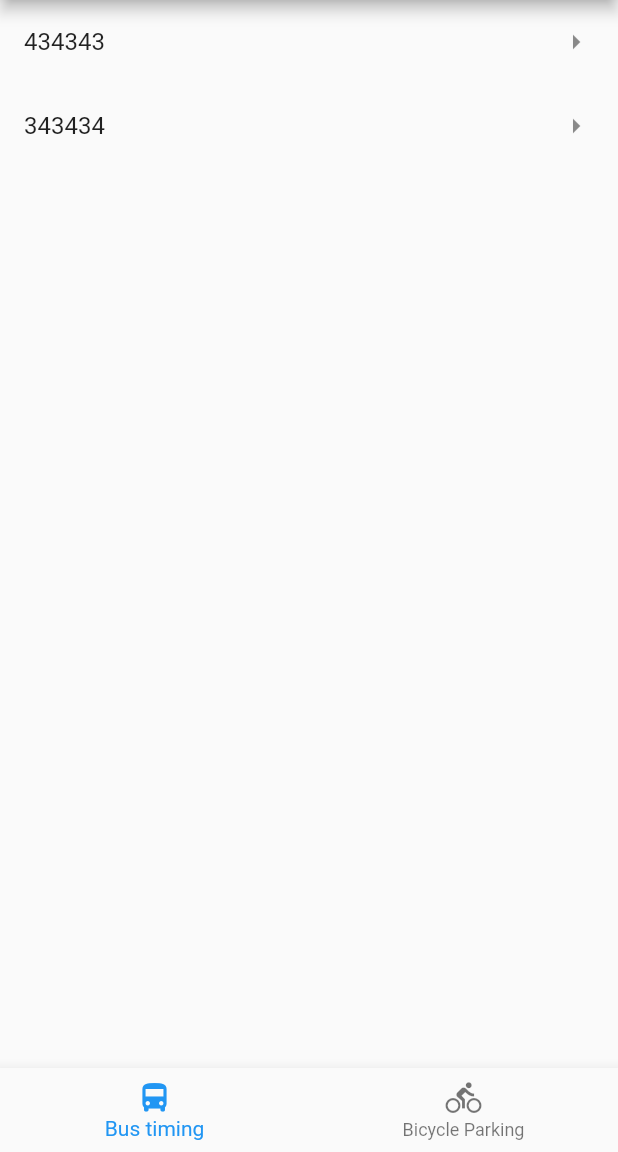
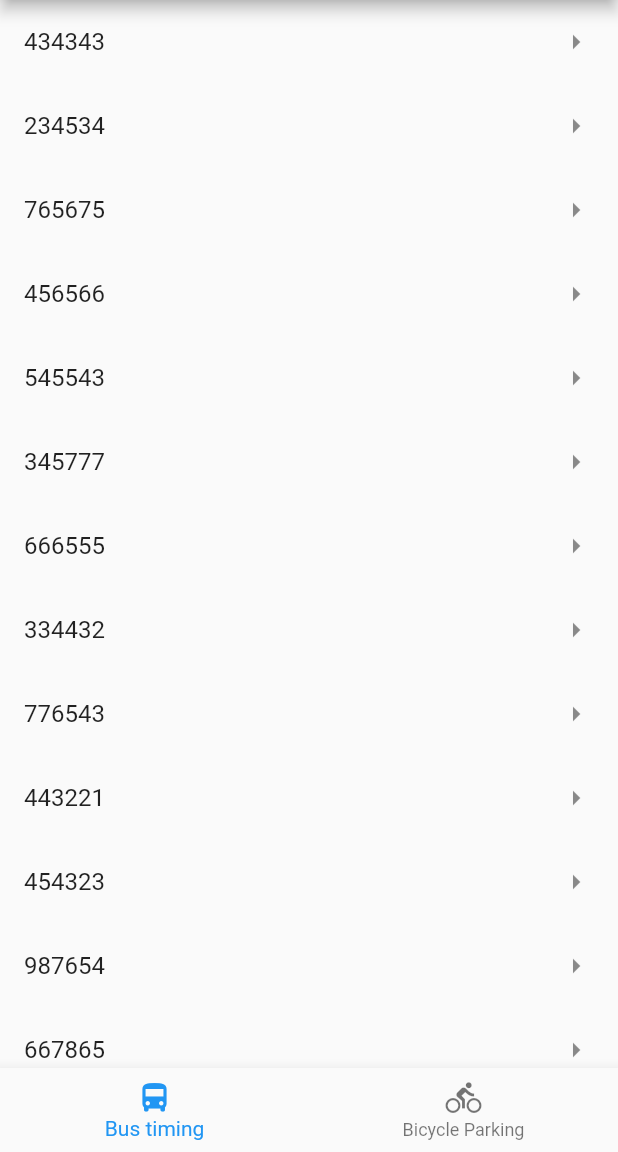
Before and after one commit to bytecrumbs/sglandtransport, a Flutter app: the screen it shows after launch, on a phone screen of 412 x 824 dp, the part 84-1236 px from its top. Run offline on Flutter 3.47's test engine with Material 2 defaults, Android fonts, the phone set to English and light mode, and no system bars.

Commit message:
more bus stops

```diff
--- a/lib/screens/bus_stops.dart
+++ b/lib/screens/bus_stops.dart
@@ -15,7 +15,55 @@ class BusStops extends StatelessWidget {
           },
         ),
         ListTile(
-          title: const Text('343434'),
+          title: const Text('234534'),
+          trailing: Icon(Icons.arrow_right),
+        ),
+        ListTile(
+          title: const Text('765675'),
+          trailing: Icon(Icons.arrow_right),
+        ),
+        ListTile(
+          title: const Text('456566'),
+          trailing: Icon(Icons.arrow_right),
+        ),
+        ListTile(
+          title: const Text('545543'),
+          trailing: Icon(Icons.arrow_right),
+        ),
+        ListTile(
+          title: const Text('345777'),
+          trailing: Icon(Icons.arrow_right),
+        ),
+        ListTile(
+          title: const Text('666555'),
+          trailing: Icon(Icons.arrow_right),
+        ),
+        ListTile(
+          title: const Text('334432'),
+          trailing: Icon(Icons.arrow_right),
+        ),
+        ListTile(
+          title: const Text('776543'),
+          trailing: Icon(Icons.arrow_right),
+        ),
+        ListTile(
+          title: const Text('443221'),
+          trailing: Icon(Icons.arrow_right),
+        ),
+        ListTile(
+          title: const Text('454323'),
+          trailing: Icon(Icons.arrow_right),
+        ),
+        ListTile(
+          title: const Text('987654'),
+          trailing: Icon(Icons.arrow_right),
+        ),
+        ListTile(
+          title: const Text('667865'),
+          trailing: Icon(Icons.arrow_right),
+        ),
+        ListTile(
+          title: const Text('454333'),
           trailing: Icon(Icons.arrow_right),
         ),
       ],
```
